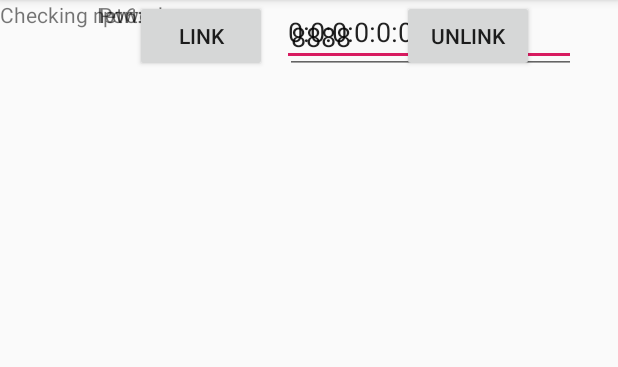
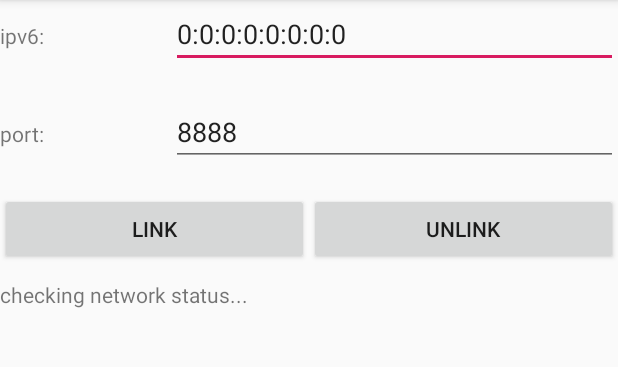
Before and after one commit to Bran-Sun/4over6, an Android app: the screen it shows after launch (MainActivity), on a phone screen of 412 x 824 dp, the part 84-451 px from its top. Run offline under Robolectric (Android 15) with nearby library versions, the phone set to English and light mode, and no system bars; 1 statement that could not run was skipped.

Commit message:
基本完成前台操作和管道通信

```diff
--- a/app/src/main/AndroidManifest.xml
+++ b/app/src/main/AndroidManifest.xml
@@ -2,6 +2,9 @@
 <manifest xmlns:android="http://schemas.android.com/apk/res/android"
     package="com.example.a4over6">
 
+    <uses-permission android:name="android.permission.ACCESS_NETWORK_STATE" />
+    <uses-permission android:name="android.permission.READ_EXTERNAL_STORAGE" />
+    <uses-permission android:name="android.permission.WRITE_EXTERNAL_STORAGE" />
     <application
         android:allowBackup="true"
         android:icon="@mipmap/ic_launcher"
--- /dev/null
+++ b/app/src/main/java/com/example/a4over6/BackendThread.java
@@ -0,0 +1,12 @@
+package com.example.a4over6;
+
+public class BackendThread extends Thread {
+    MainActivity _parent;
+    BackendThread(MainActivity p) {
+        _parent = p;
+    }
+
+    public void run() {
+        _parent.runBackendThread();
+    }
+}
--- a/app/src/main/java/com/example/a4over6/MainActivity.java
+++ b/app/src/main/java/com/example/a4over6/MainActivity.java
@@ -1,18 +1,44 @@
 package com.example.a4over6;
 
-import android.content.Context;
-import android.net.ConnectivityManager;
+import android.os.Environment;
+import android.os.Handler;
 import android.support.v7.app.AppCompatActivity;
 import android.os.Bundle;
+import android.util.Log;
+import android.view.View;
 import android.widget.Button;
 import android.widget.EditText;
 import android.widget.TextView;
+
+import java.io.BufferedInputStream;
+import java.io.BufferedOutputStream;
+import java.io.File;
+import java.io.FileInputStream;
+import java.io.FileOutputStream;
+import java.net.Inet6Address;
+import java.net.InetAddress;
+import java.net.NetworkInterface;
+import java.util.Enumeration;
+import java.util.Timer;
+import java.util.TimerTask;
 
 public class MainActivity extends AppCompatActivity {
 
     private EditText _ipv6, _port;
     private Button _link, _unlink;
     private TextView _status; //when starting, checking the network status
+
+    private TimerTask _task;
+    private Timer _timer;
+    private static Handler _handle = new Handler();
+    File _extDir;
+    private final String pipe_write = "cmd_pipe";
+    private final String pipe_read = "cmd_pipe2";
+    private final int BUF_SIZE = 1024;
+    byte[] _readBuf = new byte[BUF_SIZE];
+
+    private boolean _backend_run;
+    private Thread _backend;
 
     // Used to load the 'native-lib' library on application startup.
     static {
@@ -23,26 +49,142 @@ public class MainActivity extends AppCompatActivity {
     protected void onCreate(Bundle savedInstanceState) {
         super.onCreate(savedInstanceState);
         setContentView(R.layout.activity_main);
+        _extDir = Environment.getExternalStorageDirectory();
 
+        _backend_run = false;
+
+        initBackend();
         initView();
+        //TODO
+        //checkNetwork();
+        startTimer();
+    }
 
-        checkNetwork();
+    protected void initBackend() {
+        _backend = new BackendThread(this);
+    }
+
+    protected void initView() {
+        _ipv6 = (EditText)findViewById(R.id.editText_ip);
+        _port = (EditText)findViewById(R.id.editText_port);
+        _link = (Button)findViewById(R.id.button_link);
+        _unlink = (Button)findViewById(R.id.button_unlink);
+        _status = (TextView)findViewById(R.id.textView_status);
+
+        initLinkBtn();
+        initUnLinkBtn();
+    }
+
+    protected void initUnLinkBtn() {
+        _unlink.setOnClickListener(new View.OnClickListener() {
+            @Override
+            public void onClick(View v) {
+                write_to_pipeline("1");
+            }
+        });
+    }
+
+    //Link button send ipv6 and port to backend
+    protected void initLinkBtn() {
+        //_link.setClickable(false); //first check the network status;
+        _link.setOnClickListener(new View.OnClickListener() {
+            @Override
+            public void onClick(View v) {
+                if (!_backend_run) {
+                    write_to_pipeline("0" + _ipv6.getText() + " " + _port.getText());
+                    _backend.start();
+                    _backend_run = true;
+                }
+            }
+        });
+    }
+
+    protected void startTimer() {
+        _task = new TimerTask() {
+            @Override
+            public void run() {
+                final String ans = readStatusFromJNI();
+                if (ans != null) {
+                    processMsgFromBack(ans);
+                }
+            }
+        };
+
+        _timer = new Timer();
+        _timer.schedule(_task, 0, 1000);
 
     }
 
-    protected void checkNetwork() { //check whether in ipv6 status, if it is than clickable
-        ConnectivityManager cm = (ConnectivityManager)this.getSystemService(Context.CONNECTIVITY_SERVICE);
+    protected void processMsgFromBack(final String msg) {
+        String[] infos = msg.split(" ");
+        if (infos[0] ==  "1") {  //backend unlink
+            //TODO
+        } else if (infos[0] == "0") {
+            Runnable run = new Runnable() {
+                @Override
+                public void run() {
+                    _status.setText(msg);
+                }
+            };
+            _handle.post(run);
+        }
     }
 
-    protected void initView() {
-        _ipv6 = (EditText)findViewById(R.id.editText2);
-        _port = (EditText)findViewById(R.id.editText3);
-        _link = (Button)findViewById(R.id.button);
-        _unlink = (Button)findViewById(R.id.button2);
-        _status = (TextView)findViewById(R.id.textView_status);
+    protected String readStatusFromJNI() {
+        int readLen = 0;
+        try {
+            File file = new File(_extDir, pipe_read);
+            FileInputStream fileInputStream = new FileInputStream(file);
+            BufferedInputStream in = new BufferedInputStream(fileInputStream);
+            readLen = in.read(_readBuf, 0, BUF_SIZE);//读取管道
+            in.close();
+        } catch (Exception e) {
+            Log.d("frontend", "read pipe error");
+        }
 
-        _link.setClickable(false); //first check the network status;
+        if (readLen > 0) return new String(_readBuf);
+        else return null;
+    }
 
+    //check whether in ipv6 status, if it is than clickable,
+    //https://stackoverflow.com/questions/40770555/getting-ipv4-and-ipv6-programatically-of-android-device-with-non-deprecated-meth
+    protected void checkNetwork() {
+        try {
+            Enumeration<NetworkInterface> en = NetworkInterface.getNetworkInterfaces();
+            while (en.hasMoreElements()) {
+                NetworkInterface intf = en.nextElement();
+                for (Enumeration<InetAddress> enumIpAddr = intf.getInetAddresses(); enumIpAddr.hasMoreElements(); ) {
+                    InetAddress inetAddress = enumIpAddr.nextElement();
+                    //System.out.println("ip1--:" + inetAddress);
+                    //System.out.println("ip2--:" + inetAddress.getHostAddress());
+                    Log.d("time", "t");
+                    if (!inetAddress.isLoopbackAddress() && inetAddress instanceof Inet6Address) {
+                        String ipaddress = inetAddress.getHostAddress().toString();
+                        _status.setText("find ipv6 address: " + ipaddress);
+                        _link.setClickable(true);
+                        return;
+                    }
+                }
+            }
+        } catch (Exception ex) {
+            Log.e("canon't find IP Address", ex.toString());
+        }
+        _status.setText("can't find ipv6 address, please check again");
+        return;
+    }
+
+    protected void write_to_pipeline(String text) {
+        //Log.d("write c", "get write");
+        try {
+            File file = new File(_extDir, pipe_write);
+            FileOutputStream fileOutputStream = new FileOutputStream(file);
+            BufferedOutputStream out = new BufferedOutputStream(fileOutputStream);
+            out.write(text.getBytes(), 0, text.length());
+            out.flush();
+            out.close();
+        } catch (Exception e) {
+            Log.d("Frontend write error:", e.getMessage());
+        }
     }
 
     /**
@@ -50,4 +192,6 @@ public class MainActivity extends AppCompatActivity {
      * which is packaged with this application.
      */
     public native String stringFromJNI();
+    public native String getInfoFromJNI(String s);
+    public native void runBackendThread();
 }
--- a/app/src/main/res/layout/activity_main.xml
+++ b/app/src/main/res/layout/activity_main.xml
@@ -1,91 +1,80 @@
 <?xml version="1.0" encoding="utf-8"?>
-<android.support.constraint.ConstraintLayout xmlns:android="http://schemas.android.com/apk/res/android"
+<LinearLayout xmlns:android="http://schemas.android.com/apk/res/android"
     xmlns:app="http://schemas.android.com/apk/res-auto"
     xmlns:tools="http://schemas.android.com/tools"
     android:layout_width="match_parent"
     android:layout_height="match_parent"
+    android:orientation="vertical"
     tools:context=".MainActivity">
 
-    <TextView
-        android:id="@+id/textView4"
-        android:layout_width="59dp"
-        android:layout_height="37dp"
-        android:layout_marginStart="8dp"
-        android:layout_marginLeft="8dp"
-        android:layout_marginEnd="8dp"
-        android:layout_marginRight="8dp"
-        android:text="Port:"
-        app:layout_constraintEnd_toStartOf="@+id/editText3"
-        app:layout_constraintHorizontal_bias="0.504"
-        app:layout_constraintStart_toStartOf="parent"
-        tools:layout_editor_absoluteY="248dp" />
+    <LinearLayout
+        android:layout_width="match_parent"
+        android:layout_height="65dp"
+        android:orientation="horizontal">
 
-    <Button
-        android:id="@+id/button"
-        android:layout_width="wrap_content"
-        android:layout_height="wrap_content"
-        android:layout_marginStart="8dp"
-        android:layout_marginLeft="8dp"
-        android:layout_marginEnd="8dp"
-        android:layout_marginRight="8dp"
-        android:text="link"
-        app:layout_constraintEnd_toStartOf="@+id/button2"
-        app:layout_constraintStart_toStartOf="parent"
-        tools:layout_editor_absoluteY="341dp" />
+        <TextView
+            android:id="@+id/textView_ip"
+            android:layout_width="wrap_content"
+            android:layout_height="wrap_content"
+            android:layout_weight="1"
+            android:text="ipv6:" />
 
-    <TextView
-        android:id="@+id/textView3"
-        android:layout_width="59dp"
-        android:layout_height="37dp"
-        android:layout_marginStart="8dp"
-        android:layout_marginLeft="8dp"
-        android:layout_marginEnd="8dp"
-        android:layout_marginRight="8dp"
-        android:text="Ipv6:"
-        app:layout_constraintEnd_toStartOf="@+id/editText2"
-        app:layout_constraintStart_toStartOf="parent"
-        tools:layout_editor_absoluteY="184dp" />
+        <EditText
+            android:id="@+id/editText_ip"
+            android:layout_width="wrap_content"
+            android:layout_height="wrap_content"
+            android:layout_weight="1"
+            android:ems="10"
+            android:inputType="textPersonName"
+            android:text="0:0:0:0:0:0:0:0" />
+    </LinearLayout>
 
-    <EditText
-        android:id="@+id/editText2"
-        android:layout_width="196dp"
-        android:layout_height="44dp"
-        android:layout_marginEnd="28dp"
-        android:layout_marginRight="28dp"
-        android:ems="10"
-        android:inputType="textPersonName"
-        android:text="0:0:0:0:0:0:0:0"
-        app:layout_constraintEnd_toEndOf="parent"
-        tools:layout_editor_absoluteY="184dp" />
+    <LinearLayout
+        android:layout_width="match_parent"
+        android:layout_height="63dp"
+        android:orientation="horizontal">
 
-    <EditText
-        android:id="@+id/editText3"
-        android:layout_width="194dp"
-        android:layout_height="49dp"
-        android:layout_marginEnd="28dp"
-        android:layout_marginRight="28dp"
-        android:ems="10"
-        android:inputType="textPersonName"
-        android:text="8888"
-        app:layout_constraintEnd_toEndOf="parent"
-        tools:layout_editor_absoluteY="236dp" />
+        <TextView
+            android:id="@+id/textView_port"
+            android:layout_width="wrap_content"
+            android:layout_height="wrap_content"
+            android:layout_weight="1"
+            android:text="port:" />
 
-    <Button
-        android:id="@+id/button2"
-        android:layout_width="wrap_content"
-        android:layout_height="wrap_content"
-        android:layout_marginEnd="56dp"
-        android:layout_marginRight="56dp"
-        android:text="unlink"
-        app:layout_constraintEnd_toEndOf="parent"
-        tools:layout_editor_absoluteY="341dp" />
+        <EditText
+            android:id="@+id/editText_port"
+            android:layout_width="wrap_content"
+            android:layout_height="wrap_content"
+            android:layout_weight="1"
+            android:ems="10"
+            android:inputType="textPersonName"
+            android:text="8888" />
+    </LinearLayout>
+
+    <LinearLayout
+        android:layout_width="match_parent"
+        android:layout_height="58dp"
+        android:orientation="horizontal">
+
+        <Button
+            android:id="@+id/button_link"
+            android:layout_width="wrap_content"
+            android:layout_height="wrap_content"
+            android:layout_weight="1"
+            android:text="link" />
+
+        <Button
+            android:id="@+id/button_unlink"
+            android:layout_width="wrap_content"
+            android:layout_height="wrap_content"
+            android:layout_weight="1"
+            android:text="unlink" />
+    </LinearLayout>
 
     <TextView
         android:id="@+id/textView_status"
-        android:layout_width="189dp"
-        android:layout_height="57dp"
-        android:text="Checking network status..."
-        tools:layout_editor_absoluteX="104dp"
-        tools:layout_editor_absoluteY="452dp" />
+        android:layout_width="match_parent"
+        android:layout_height="wrap_content"
+        android:text="checking network status..." />
 
-</android.support.constraint.ConstraintLayout>
+</LinearLayout>
```
Also changed, not shown: app/src/main/java/com/example/a4over6/MyVpnService.java (added, +7 -0 lines), 2 other files.
